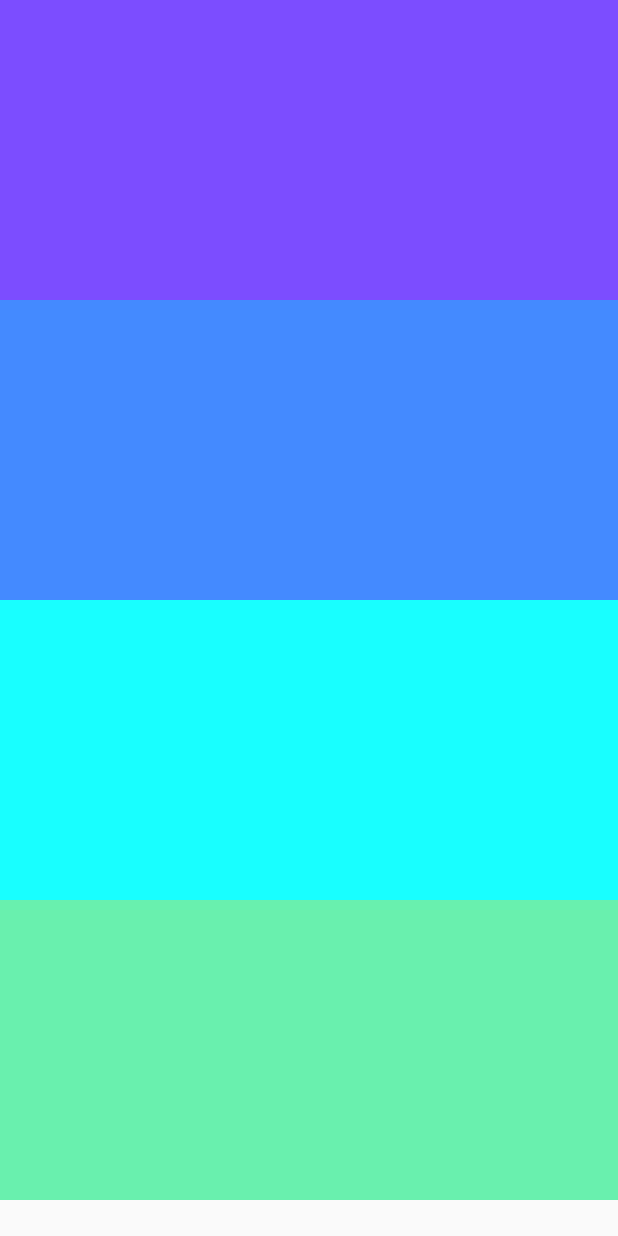
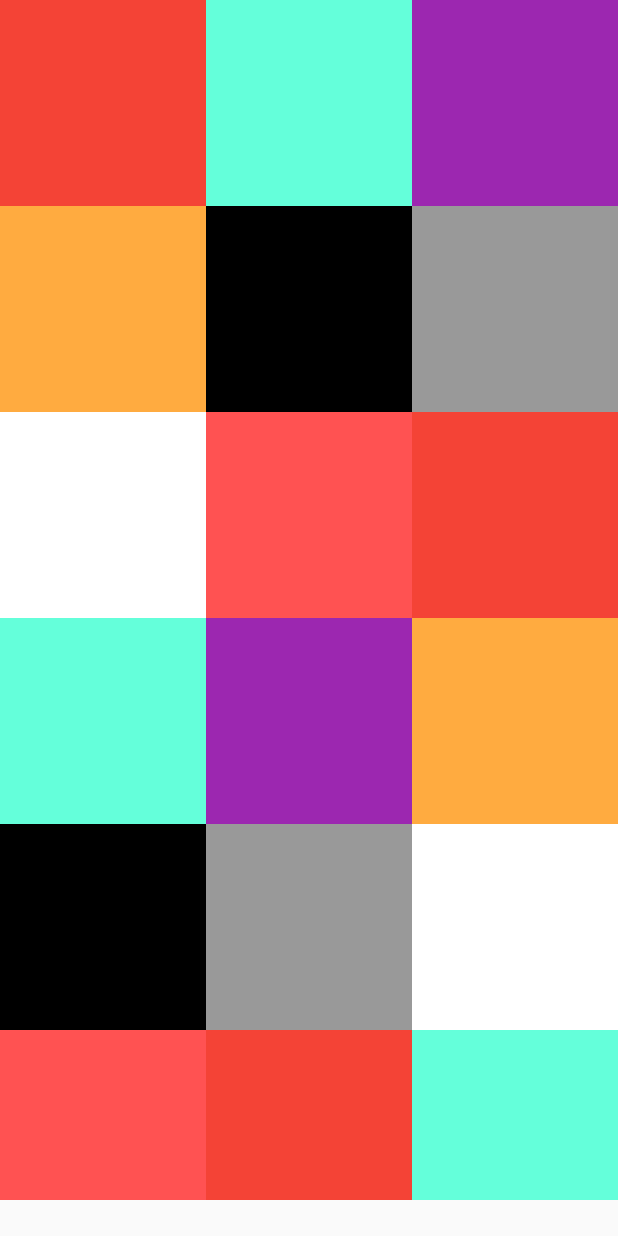
Before and after one commit to WILDGARO/ProjectFlutter, a Flutter app: the screen it shows after launch, on a phone screen of 412 x 824 dp. Run offline on Flutter 3.47's test engine with Material 2 defaults, Android fonts, the phone set to English and light mode, and no system bars.

```diff
--- a/lib/main.dart
+++ b/lib/main.dart
@@ -25,37 +25,106 @@ class MyApp extends StatelessWidget {
 class TestWidgt extends StatelessWidget {
   @override
   Widget build(BuildContext context) {
-    return ListView(
+    return GridView.count(
+      crossAxisCount:3,
       children: [
         Container(
-          height: 200.0,
-          color: Colors.deepPurpleAccent,
+          height: 200,
+          color: Colors.red,
         ),
         Container(
-          height: 200.0,
-          color: Colors.blueAccent,
+          height: 200,
+          color: Colors.tealAccent,
         ),
         Container(
-          height: 200.0,
-          color: Colors.cyanAccent,
+          height: 200,
+          color: Colors.purple,
         ),
         Container(
-          height: 200.0,
-          color: Colors.greenAccent,
+          height: 200,
+          color: Colors.orangeAccent,
         ),
         Container(
-          height: 200.0,
-          color: Colors.yellow,
+          height: 200,
+          color: Colors.transparent,
         ),
         Container(
-          height: 200.0,
-          color: Colors.deepOrange,
+          height: 200,
+          color: Colors.white60,
         ),
         Container(
-          height: 200.0,
+          height: 200,
+          color: Colors.white,
+        ),
+        Container(
+          height: 200,
+          color: Colors.redAccent,
+        ),
+        Container(
+          height: 200,
           color: Colors.red,
         ),
+        Container(
+          height: 200,
+          color: Colors.tealAccent,
+        ),
+        Container(
+          height: 200,
+          color: Colors.purple,
+        ),
+        Container(
+          height: 200,
+          color: Colors.orangeAccent,
+        ),
+        Container(
+          height: 200,
+          color: Colors.transparent,
+        ),
+        Container(
+          height: 200,
+          color: Colors.white60,
+        ),
+        Container(
+          height: 200,
+          color: Colors.white,
+        ),
+        Container(
+          height: 200,
+          color: Colors.redAccent,
+        ),
+        Container(
+          height: 200,
+          color: Colors.red,
+        ),
+        Container(
+          height: 200,
+          color: Colors.tealAccent,
+        ),
+        Container(
+          height: 200,
+          color: Colors.purple,
+        ),
+        Container(
+          height: 200,
+          color: Colors.orangeAccent,
+        ),
+        Container(
+          height: 200,
+          color: Colors.transparent,
+        ),
+        Container(
+          height: 200,
+          color: Colors.white60,
+        ),
+        Container(
+          height: 200,
+          color: Colors.white,
+        ),
+        Container(
+          height: 200,
+          color: Colors.redAccent,
+        ),
       ],
-    );
+      );
   }
 }
```
